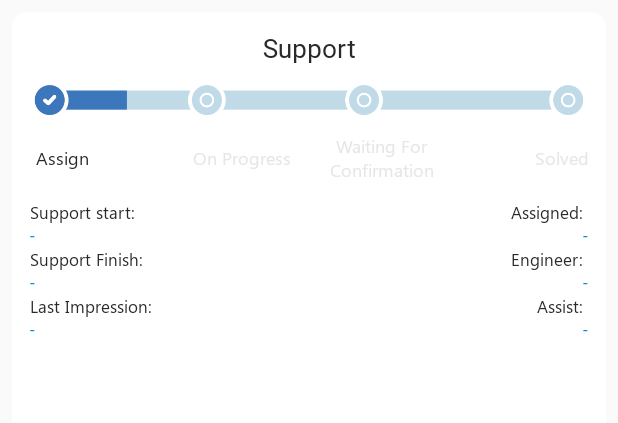
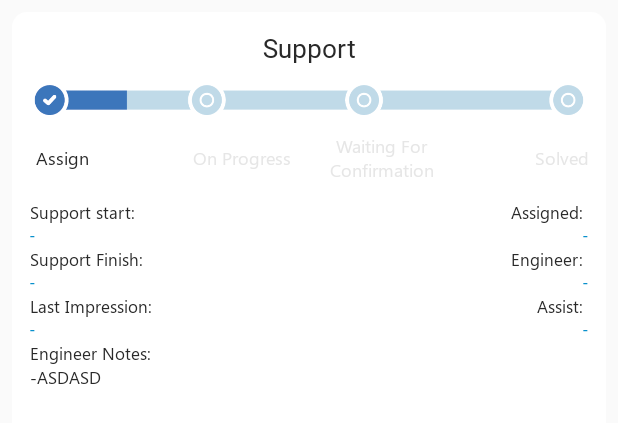
Before and after one commit to rianhendri/smartcarecenter_2022, an Android app: the layout item_serviceticket.xml on its own in the app's theme, with its tools: preview values and no code run, on a phone screen of 412 x 824 dp. Shown: the top 423 px of the screen. Run offline under Robolectric (Android 15) with nearby library versions, the phone set to English and light mode, and no system bars; Roboto replaces fonts that are not available here.

Commit message:
Update accent color dan komentar Detail notifikasi update notifikasi solved update timer counddown details form

```diff
--- a/app/src/main/res/layout/activity_details_form.xml
+++ b/app/src/main/res/layout/activity_details_form.xml
@@ -587,12 +587,13 @@
                 android:visibility="visible" >
 
                 <LinearLayout
-                    android:layout_width="200dp"
+                    android:layout_width="250dp"
                     android:layout_height="45dp"
                     android:background="@drawable/bg_cornerblue"
                     android:gravity="center" >
 
                     <TextView
+                        android:id="@+id/timerconfirm"
                         android:layout_width="wrap_content"
                         android:layout_height="wrap_content"
                         android:fontFamily="@font/segoeui"
--- a/app/src/main/res/layout/item_serviceticket.xml
+++ b/app/src/main/res/layout/item_serviceticket.xml
@@ -517,7 +517,38 @@
 				</LinearLayout>
 			</LinearLayout>
 		</LinearLayout>
+		<LinearLayout
+			android:layout_width="match_parent"
+			android:layout_height="wrap_content"
+			android:orientation="horizontal"
+			android:paddingLeft="12dp"
+			android:paddingRight="12dp" >
+			<LinearLayout
+				android:id="@+id/layoutnotes"
+				android:layout_width="match_parent"
+				android:layout_height="wrap_content"
+				android:gravity="start"
+				android:orientation="vertical" >
 
+				<TextView
+					android:layout_width="wrap_content"
+					android:layout_height="wrap_content"
+					android:fontFamily="@font/segoeui"
+					android:text="@string/title_engineernote"
+					android:textColor="@color/black"
+					android:textSize="11sp" />
+
+				<TextView
+					android:id="@+id/engineernote"
+					android:layout_width="match_parent"
+					android:layout_height="wrap_content"
+					android:fontFamily="@font/segoeui"
+					android:text="-ASDASD"
+					android:textColor="@color/black"
+					android:textSize="11sp" />
+			</LinearLayout>
+
+		</LinearLayout>
 		<LinearLayout
 			android:layout_width="match_parent"
 			android:layout_height="wrap_content"
--- a/app/src/main/res/values/strings.xml
+++ b/app/src/main/res/values/strings.xml
@@ -126,4 +126,5 @@
     <string name="title_lastiimpressi">Last Impression:</string>
     <string name="empetypassword">Password Required</string>
     <string name="title_updatenew">New version available</string>
+    <string name="title_engineernote">Engineer Notes:</string>
 </resources>
```
Also changed, not shown: app/src/main/java/com/smartcarecenter/DetailsFormActivity.java (+42 -1 lines), app/src/main/java/com/smartcarecenter/serviceticket/ServiceTicketAdapter.java (+12 -7 lines), app/src/main/java/com/smartcarecenter/serviceticket/ServicesTicketItem.java (+20 -2 lines), 2 other files.
